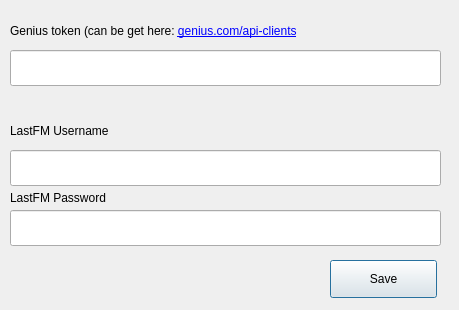
breakeneck/foobar-qt, file dialog.ui: the form before one commit.
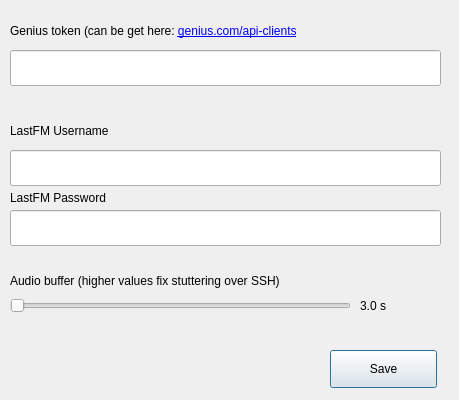
The form after the commit.

Commit message:
Add configurable audio buffer setting
Expose an audio caching slider in Settings, persist the value in
config, and apply it as a per-media VLC option so changes take
effect from the next track. This lets users mitigate stuttering over
SSH-proxied playback.

```diff
--- a/dialog.ui
+++ b/dialog.ui
@@ -7,7 +7,7 @@
     <x>0</x>
     <y>0</y>
     <width>459</width>
-    <height>310</height>
+    <height>400</height>
    </rect>
   </property>
   <property name="windowTitle">
@@ -27,7 +27,7 @@
    <property name="geometry">
     <rect>
      <x>330</x>
-     <y>260</y>
+     <y>350</y>
      <width>107</width>
      <height>38</height>
     </rect>
@@ -107,6 +107,45 @@
     <set>Qt::TextBrowserInteraction</set>
    </property>
   </widget>
+  <widget class="QLabel" name="label_4">
+   <property name="geometry">
+    <rect>
+     <x>10</x>
+     <y>270</y>
+     <width>431</width>
+     <height>22</height>
+    </rect>
+   </property>
+   <property name="text">
+    <string>Audio buffer (higher values fix stuttering over SSH)</string>
+   </property>
+  </widget>
+  <widget class="QSlider" name="audioCachingSlider">
+   <property name="geometry">
+    <rect>
+     <x>10</x>
+     <y>295</y>
+     <width>341</width>
+     <height>22</height>
+    </rect>
+   </property>
+   <property name="orientation">
+    <enum>Qt::Horizontal</enum>
+   </property>
+  </widget>
+  <widget class="QLabel" name="audioCachingValue">
+   <property name="geometry">
+    <rect>
+     <x>360</x>
+     <y>295</y>
+     <width>81</width>
+     <height>22</height>
+    </rect>
+   </property>
+   <property name="text">
+    <string>3.0 s</string>
+   </property>
+  </widget>
  </widget>
  <resources/>
  <connections/>
```
The commit also changes 5 other files.
